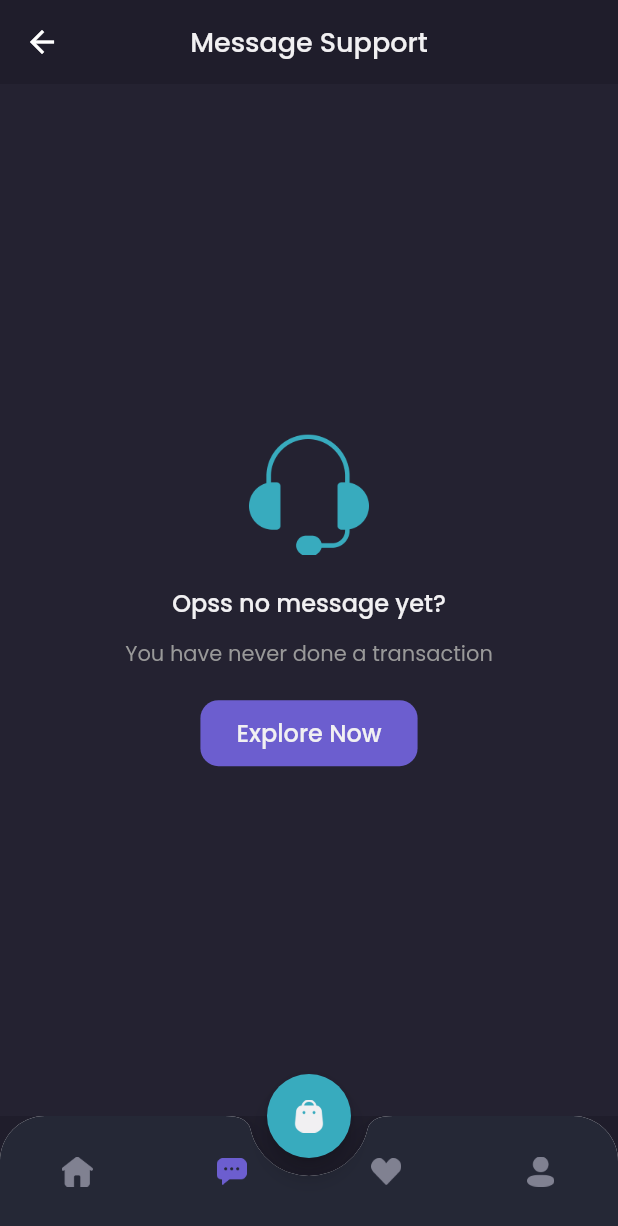
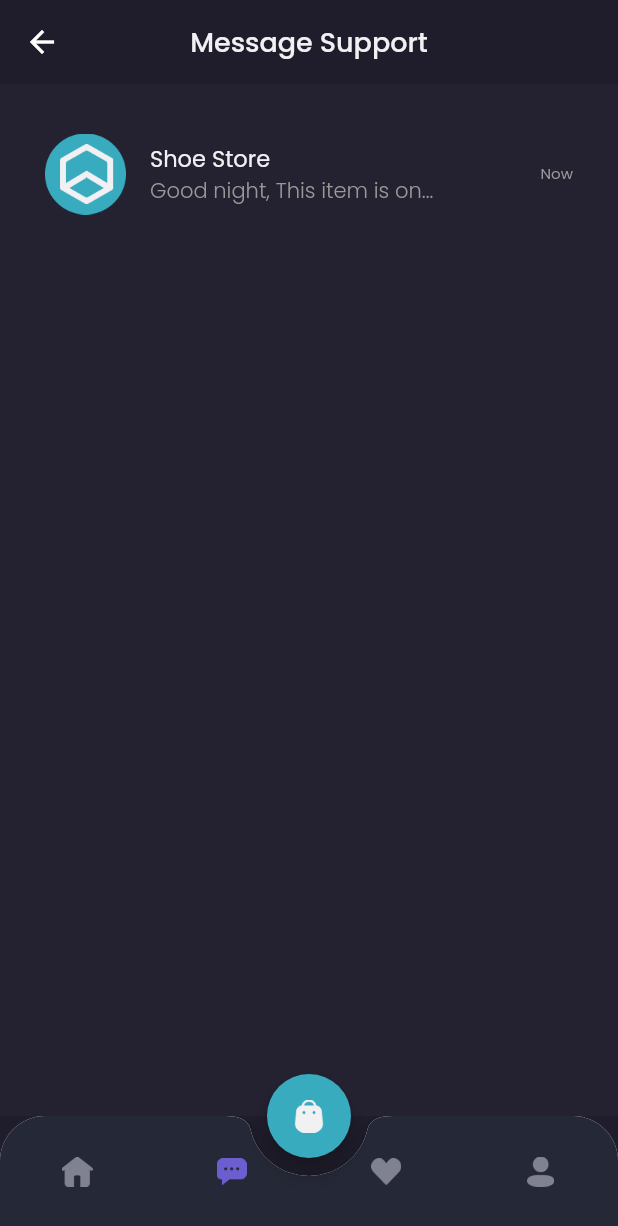
Before and after one commit to ajipujo/shamo-app-flutter, a Flutter app: the MainPage screen opened by its route, item 2 of the bottom bar chosen, on a phone screen of 412 x 824 dp. Shown: the top 1226 px of the screen. Run offline on Flutter 3.47's test engine with Material 2 defaults, Android fonts, the phone set to English and light mode, and no system bars; our stand-ins replace google_fonts.

Commit message:
detail chat page

```diff
--- a/lib/main.dart
+++ b/lib/main.dart
@@ -1,4 +1,5 @@
 import 'package:flutter/material.dart';
+import 'package:shamo_mobile/pages/detail_chat_page.dart';
 import 'package:shamo_mobile/pages/splash_page.dart';
 import 'package:shamo_mobile/pages/sign_in_page.dart';
 import 'package:shamo_mobile/pages/sign_up_page.dart';
@@ -16,6 +17,7 @@ class MyApp extends StatelessWidget {
         '/sign-in': (context) => SignInPage(),
         '/sign-up': (context) => SignUpPage(),
         '/home': (context) => MainPage(),
+        '/detail-chat': (context) => DetailChatPage(),
       },
     );
   }
--- a/lib/pages/home/chat_page.dart
+++ b/lib/pages/home/chat_page.dart
@@ -1,5 +1,6 @@
 import 'package:flutter/material.dart';
 import 'package:shamo_mobile/theme.dart';
+import 'package:shamo_mobile/widgets/chat_tile.dart';
 
 class ChatPage extends StatelessWidget {
   @override
@@ -20,7 +21,7 @@ class ChatPage extends StatelessWidget {
       );
     }
 
-    Widget content() {
+    Widget emptyChat() {
       return Expanded(
         child: Container(
           width: double.infinity,
@@ -81,6 +82,23 @@ class ChatPage extends StatelessWidget {
       );
     }
 
+    Widget content() {
+      return Expanded(
+        child: Container(
+          width: double.infinity,
+          color: backgroundColor3,
+          child: ListView(
+            padding: EdgeInsets.symmetric(
+              horizontal: defaultMargin
+            ),
+            children: [
+              ChatTile(),
+            ],
+          ),
+        )
+      );
+    }
+
     return Column(
       children: [
         header(),
--- a/lib/theme.dart
+++ b/lib/theme.dart
@@ -11,6 +11,7 @@ Color backgroundColor1 = Color(0xff1F1D2B);
 Color backgroundColor2 = Color(0xff2B2937);
 Color backgroundColor3 = Color(0xff242231);
 Color backgroundColor4 = Color(0xff252836);
+Color backgroundColor5 = Color(0xff282844);
 Color primaryTextColor = Color(0xffF1F0F2);
 Color secondaryTextColor = Color(0xff999999);
 Color subtitleTextColor = Color(0xff504F5E);
--- /dev/null
+++ b/lib/widgets/chat_tile.dart
@@ -0,0 +1,55 @@
+import 'package:flutter/material.dart';
+import 'package:shamo_mobile/theme.dart';
+
+class ChatTile extends StatelessWidget {
+
+  @override
+  Widget build(BuildContext context) {
+    return GestureDetector(
+      onTap: () {
+        Navigator.pushNamed(context, '/detail-chat');
+      },
+      child: Container(
+        margin: EdgeInsets.only(top: 33),
+        child: Column(
+          children: [
+            Row(
+              children: [
+                Image.asset(
+                  'assets/image_shop.png',
+                  width: 54,
+                ),
+                SizedBox(
+                  width: 16,
+                ),
+                Expanded(child: Column(
+                  crossAxisAlignment: CrossAxisAlignment.start,
+                  children: [
+                    Text(
+                      'Shoe Store',
+                      style: primaryTextStyle.copyWith(
+                        fontSize: 15
+                      ),
+                    ),
+                    Text(
+                      'Good night, This item is on...',
+                      style: secondaryTextStyle.copyWith(
+                        fontWeight: light
+                      ),
+                    )
+                  ],
+                )),
+                Text(
+                  'Now',
+                  style: secondaryTextStyle.copyWith(
+                    fontSize: 10
+                  ),
+                )
+              ],
+            )
+          ],
+        ),
+      ),
+    );
+  }
+}
```
Also changed, not shown: lib/pages/detail_chat_page.dart (added, +180 -0 lines), lib/widgets/chat_bubble.dart (added, +48 -0 lines), assets/button_close.png (added), assets/button_send.png.
